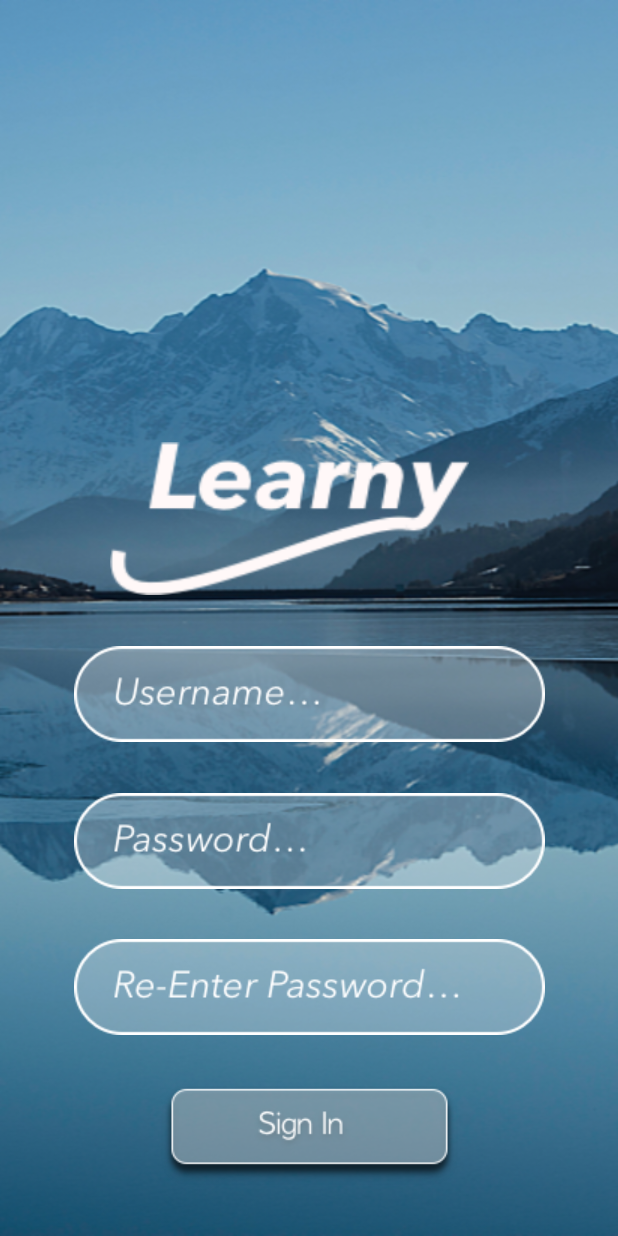
After one commit to matt9080/Gapt2019, an Android app: the layout signup_view.xml on its own in the app's theme, with its tools: preview values and no code run, on a phone screen of 412 x 824 dp. The commit adds this screen. Run offline under Robolectric (Android 15) with nearby library versions, the phone set to English and light mode, and no system bars.

Commit message:
Updated UI
Added improved taskbar

```diff
--- a/app/src/main/res/layout/home_view.xml
+++ b/app/src/main/res/layout/home_view.xml
@@ -9,18 +9,14 @@
     <android.support.design.widget.BottomNavigationView
         android:layout_width="389dp"
         android:layout_height="52dp"
-        android:layout_marginStart="3dp"
-        android:layout_marginLeft="3dp"
         android:layout_marginTop="232dp"
-        android:layout_marginEnd="3dp"
-        android:layout_marginRight="3dp"
         android:background="@android:color/black"
         app:layout_constraintBottom_toBottomOf="parent"
         app:layout_constraintEnd_toEndOf="parent"
         app:layout_constraintHorizontal_bias="1.0"
         app:layout_constraintStart_toStartOf="parent"
         app:layout_constraintTop_toTopOf="parent"
-        app:layout_constraintVertical_bias="1.0" >
+        app:layout_constraintVertical_bias="1.0">
 
         <android.support.constraint.ConstraintLayout
             android:layout_width="match_parent"
--- /dev/null
+++ b/app/src/main/res/layout/signup_view.xml
@@ -0,0 +1,89 @@
+<?xml version="1.0" encoding="utf-8"?>
+<android.support.constraint.ConstraintLayout xmlns:android="http://schemas.android.com/apk/res/android"
+    xmlns:app="http://schemas.android.com/apk/res-auto"
+    xmlns:tools="http://schemas.android.com/tools"
+    android:layout_width="match_parent"
+    android:layout_height="match_parent"
+    android:background="@drawable/blue_sky">
+
+    <View
+        android:id="@+id/view"
+        android:layout_width="239dp"
+        android:layout_height="102dp"
+        android:layout_marginStart="73dp"
+        android:layout_marginLeft="73dp"
+        android:layout_marginTop="38dp"
+        android:layout_marginEnd="72dp"
+        android:layout_marginRight="72dp"
+        android:layout_marginBottom="427dp"
+        android:background="@drawable/logo"
+        app:layout_constraintBottom_toBottomOf="parent"
+        app:layout_constraintEnd_toEndOf="parent"
+        app:layout_constraintHorizontal_bias="0.0"
+        app:layout_constraintStart_toStartOf="parent"
+        app:layout_constraintTop_toTopOf="parent"
+        app:layout_constraintVertical_bias="1.0" />
+
+    <Button
+        android:id="@+id/button"
+        android:layout_width="wrap_content"
+        android:layout_height="wrap_content"
+        android:layout_marginStart="93dp"
+        android:layout_marginLeft="93dp"
+        android:layout_marginEnd="93dp"
+        android:layout_marginRight="93dp"
+        android:background="@drawable/signin_button"
+        app:layout_constraintBottom_toBottomOf="parent"
+        app:layout_constraintEnd_toEndOf="parent"
+        app:layout_constraintStart_toStartOf="parent"
+        app:layout_constraintTop_toBottomOf="@+id/editText7" />
+
+    <EditText
+        android:id="@+id/editText4"
+        android:layout_width="wrap_content"
+        android:layout_height="wrap_content"
+        android:layout_marginStart="35dp"
+        android:layout_marginLeft="35dp"
+        android:layout_marginEnd="35dp"
+        android:layout_marginRight="35dp"
+        android:background="@drawable/username_enter"
+        android:ems="10"
+        android:inputType="textPersonName"
+        app:layout_constraintBottom_toTopOf="@+id/editText6"
+        app:layout_constraintEnd_toEndOf="parent"
+        app:layout_constraintStart_toStartOf="parent"
+        app:layout_constraintTop_toBottomOf="@+id/view" />
+
+    <EditText
+        android:id="@+id/editText6"
+        android:layout_width="wrap_content"
+        android:layout_height="wrap_content"
+        android:layout_marginStart="35dp"
+        android:layout_marginLeft="35dp"
+        android:layout_marginEnd="35dp"
+        android:layout_marginRight="35dp"
+        android:background="@drawable/passwordenter"
+        android:ems="10"
+        android:inputType="textPassword"
+        app:layout_constraintBottom_toTopOf="@+id/editText7"
+        app:layout_constraintEnd_toEndOf="parent"
+        app:layout_constraintStart_toStartOf="parent"
+        app:layout_constraintTop_toBottomOf="@+id/editText4" />
+
+    <EditText
+        android:id="@+id/editText7"
+        android:layout_width="wrap_content"
+        android:layout_height="wrap_content"
+        android:layout_marginStart="35dp"
+        android:layout_marginLeft="35dp"
+        android:layout_marginEnd="35dp"
+        android:layout_marginRight="35dp"
+        android:background="@drawable/passwordreenter"
+        android:ems="10"
+        android:inputType="textPassword"
+        app:layout_constraintBottom_toTopOf="@+id/button"
+        app:layout_constraintEnd_toEndOf="parent"
+        app:layout_constraintStart_toStartOf="parent"
+        app:layout_constraintTop_toBottomOf="@+id/editText6" />
+
+</android.support.constraint.ConstraintLayout>
```
Also changed, not shown: app/src/main/res/drawable/home.png (added), app/src/main/res/drawable/lessonplans.png (added), app/src/main/res/drawable/passwordenter.png (added), app/src/main/res/drawable/passwordreenter.png (added), app/src/main/res/drawable/profile_icon.png (added), app/src/main/res/drawable/signin_button.png (added), app/src/main/res/drawable/username_enter.png (added).
